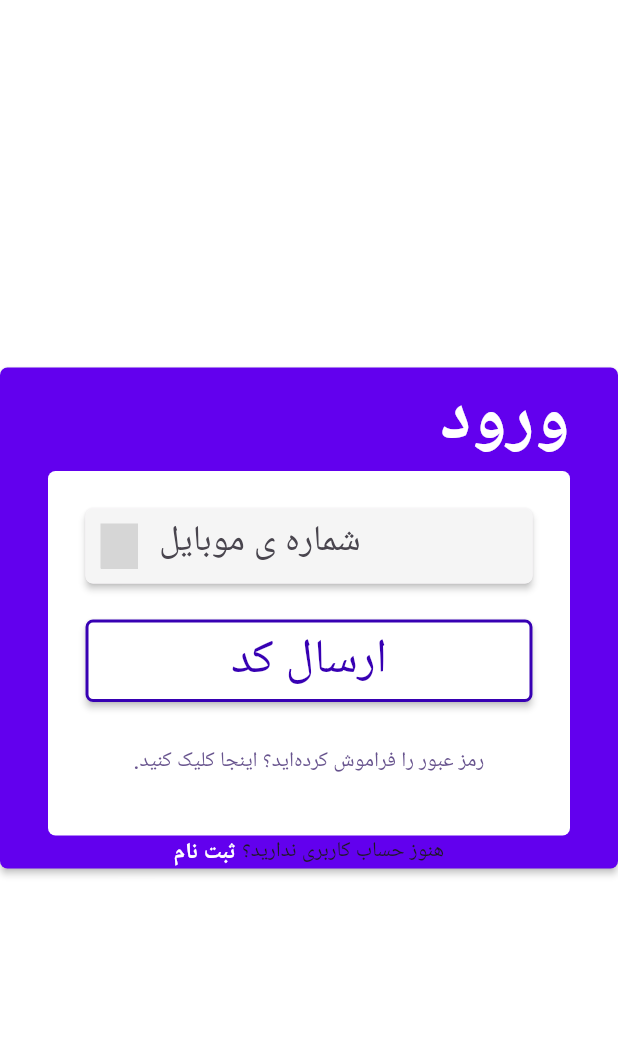
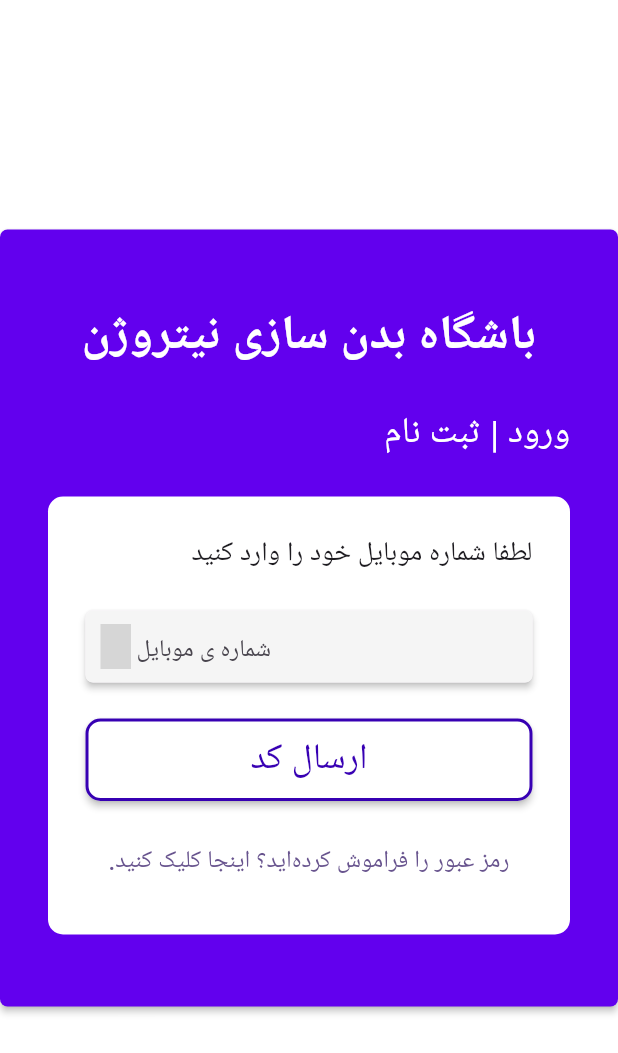
Before and after one commit to immahdi2007/gym-dashboard, a Flutter app: the LoginPage screen opened by its route, on a phone screen of 412 x 824 dp. Shown: the top 1053 px of the screen. Run offline on Flutter 3.47's test engine with Material 3 defaults, Android fonts, the light colour scheme and no system bars; our stand-ins replace flutter_svg, go_router, url_strategy; network calls fail; Roboto replaces fonts that are missing (modam); grey boxes are pictures that could not be loaded.

Commit message:
fix login ui

```diff
--- a/lib/view/pages/auth/login/login_form.dart
+++ b/lib/view/pages/auth/login/login_form.dart
@@ -1,4 +1,5 @@
 import 'package:flutter/material.dart';
+import 'package:gym_dashboard_project/view/theme/app_theme.dart';
 import 'package:gym_dashboard_project/view/widgets/app_button.dart';
 import 'package:gym_dashboard_project/view/widgets/text_field.dart';
 // import 'package:login_page/view/widgets/app_button.dart';
@@ -23,6 +24,8 @@ class LoginForm extends StatelessWidget {
       child: Column(
         crossAxisAlignment: CrossAxisAlignment.start,
         children: [
+          Text("لطفا شماره موبایل خود را وارد کنید", style: TextStyle(fontSize: 18.0, fontWeight: FontWeight.w500),),
+          SizedBox(height: AppDimes.spacingMd,),
           AppTextFeild(
             text: "شماره ی موبایل",
             text_icon: "icons/num_code.svg",
@@ -30,13 +33,13 @@ class LoginForm extends StatelessWidget {
             obscuretext: false,
             isTellNumber: true,
           ),
-          SizedBox(height: 24,),
+          SizedBox(height: AppDimes.spacingMd,),
           AppButton(text: "ارسال کد", onPressed: () {}),
-          SizedBox(height: 16,),
+          SizedBox(height: AppDimes.spacingSm,),
           Align(
             alignment: Alignment.center,
             child: TextButton(onPressed: () {},
-            child: Text("رمز عبور را فراموش کرده‌اید؟ اینجا کلیک کنید.")))
+            child: Text("رمز عبور را فراموش کرده‌اید؟ اینجا کلیک کنید.", style: TextStyle(fontSize: 16),)))
         ],
       ),
     );
--- a/lib/view/pages/auth/login/login_page.dart
+++ b/lib/view/pages/auth/login/login_page.dart
@@ -1,4 +1,5 @@
 
+import 'package:flutter/foundation.dart';
 import 'package:flutter/material.dart';
 import 'package:go_router/go_router.dart';
 import 'package:gym_dashboard_project/view/pages/auth/login/login_form.dart';
@@ -18,28 +19,35 @@ class LoginPage extends StatelessWidget {
               // borderRadius: BorderRadius.circular(16),
             ),
             child: Material(
-              borderRadius: AppRadius.radius_10,
+              borderRadius: AppRadius.radius_5,
               color: AppColors.secondary,
-              elevation: 2,
+              elevation: AppElevation.EL_2,
               child: ConstrainedBox(
-                constraints: BoxConstraints(maxWidth: 500),
+                constraints: BoxConstraints(maxWidth: 450),
                 child: Padding(
-                  padding: EdgeInsets.symmetric(horizontal: 32),
+                  padding: EdgeInsets.symmetric(horizontal: 32, vertical: 48),
                   child: Column(
                     mainAxisSize: MainAxisSize.min,
                     children: [
 
-
+                      Container(
+                        child: Text("باشگاه بدن سازی نیتروژن", style: TextStyle(
+                          fontSize: 32 ,
+                          fontWeight: FontWeight.bold,
+                          color: AppColors.background
+                        ),),
+                      )
+                      ,
+                      SizedBox(height: AppDimes.spacingMd,),
                       Align(
                         alignment: Alignment.centerRight,
-                        child: Text("ورود",
+                        child: Text("ورود | ثبت نام",
                             style: TextStyle(
-                                fontSize: 48,
-                                fontWeight: FontWeight.bold,
+                                fontSize: 24,
                                 color: AppColors.background)),
                       ),
 
-
+                      SizedBox(height: AppDimes.spacingMd,),
                       Container(
                         decoration: BoxDecoration(
                           borderRadius: AppRadius.radius_10,
@@ -54,27 +62,6 @@ class LoginPage extends StatelessWidget {
                         ),
                       ),
 
-
-                      Row(
-                        mainAxisAlignment: MainAxisAlignment.center,
-                        children: [
-                          Text("هنوز حساب کاربری ندارید؟"),
-                          SizedBox(width: 4,),
-                          InkWell(
-                            onTap: () {
-                              context.go('/sign_up');
-                            },
-                            child: Text(
-                              "ثبت نام",
-                              style:  TextStyle(
-                                fontSize: 15,
-                                color: AppColors.background,
-                                fontWeight: FontWeight.bold),
-                                )
-                          ),
-                        ],
-                      ),
-
                     ],
                   ),
                 ),
--- a/lib/view/pages/bodybuilder_page.dart
+++ b/lib/view/pages/bodybuilder_page.dart
@@ -37,11 +37,14 @@ class BodyBuildersPage extends StatelessWidget {
             flex: 1,
             child: Align(
             alignment: Alignment.centerRight ,
-            child: AppTextFeild(
-              text: "جستجو",
-              text_icon: "icons/search.svg",
-              controller: search_controller,
-              obscuretext: false,
+            child: SizedBox(
+              width: 400,
+              child: AppTextFeild(
+                text: "جستجو",
+                text_icon: "icons/search.svg",
+                controller: search_controller,
+                obscuretext: false,
+              ),
             ))),
           SizedBox(height: 25,),
 
--- a/lib/view/theme/app_theme.dart
+++ b/lib/view/theme/app_theme.dart
@@ -10,9 +10,16 @@ class AppColors {
   static const Color hoverPurple = Color(0xFFE9DFFF); // متن فرعی
 }
 class AppRadius {
-  static BorderRadius radius_10 = BorderRadius.circular(5.0);
+  static BorderRadius radius_5 = BorderRadius.circular(5.0);
+  static BorderRadius radius_10 = BorderRadius.circular(10.0);
 }
-
+class AppDimes {
+  static const double spacingXs = 8.0;
+  static const double spacingSm = 16.0;
+  static const double spacingMd = 24.0;
+  static const double spacingLg = 48.0;
+  static const double spacingXl = 64.0;
+}
 class AppPaddings {
   static EdgeInsets none = EdgeInsets.zero;
   static EdgeInsets all16 = EdgeInsets.all(16);
@@ -20,5 +27,5 @@ class AppPaddings {
 
 }
 class AppElevation {
-  static const EL_2 = 2;
+  static const EL_2 = 2.0;
 }
--- a/lib/view/widgets/app_button.dart
+++ b/lib/view/widgets/app_button.dart
@@ -15,7 +15,7 @@ class AppButton extends StatelessWidget {
       child: ElevatedButton(
         onPressed: onPressed,
         style: ButtonStyle(
-          elevation: MaterialStateProperty.all(2),
+          elevation: MaterialStateProperty.all(AppElevation.EL_2),
           shadowColor: MaterialStateProperty.all(Colors.black),
           surfaceTintColor: MaterialStateProperty.all(Colors.transparent),
           backgroundColor: MaterialStateProperty.resolveWith((states) {
@@ -48,7 +48,7 @@ class AppButton extends StatelessWidget {
             )
           )
         ),
-        child: Text(text, style: TextStyle(fontSize: 32),)
+        child: Text(text, style: TextStyle(fontSize: 24),)
         ),
     );
   }
--- a/lib/view/widgets/app_table.dart
+++ b/lib/view/widgets/app_table.dart
@@ -63,14 +63,14 @@ class _AppTableState extends State<AppTable> {
   @override
   Widget build(BuildContext context) {
     return Material(
-      elevation: 2,
-      borderRadius: AppRadius.radius_10,
+      elevation: AppElevation.EL_2,
+      borderRadius: AppRadius.radius_5,
       child: Container(
         width: 1175,
         height: 435,
         decoration: BoxDecoration(
             color: AppColors.surface,
-            borderRadius: AppRadius.radius_10,
+            borderRadius: AppRadius.radius_5,
             // boxShadow: AppColors.container_shadow
             ),
         child: Column(
--- a/lib/view/widgets/main_page_cart.dart
+++ b/lib/view/widgets/main_page_cart.dart
@@ -12,13 +12,13 @@ class MainPageCart extends StatelessWidget {
   @override
   Widget build(BuildContext context) {
     return Material(
-      elevation: 2,
-      borderRadius: AppRadius.radius_10,
+      elevation: AppElevation.EL_2,
+      borderRadius: AppRadius.radius_5,
       child: Container(
         width: 270,
         decoration: BoxDecoration(
           color: AppColors.surface,
-          borderRadius: AppRadius.radius_10,
+          borderRadius: AppRadius.radius_5,
         ),
         padding: EdgeInsets.only(top: 19.0, left: 35.0, right: 35.0, bottom: 12),
         child: Column(
--- a/lib/view/widgets/text_field.dart
+++ b/lib/view/widgets/text_field.dart
@@ -38,32 +38,29 @@ class _AppTextFeildState extends State<AppTextFeild> {
 
   Widget build(BuildContext context) {
     return Material(
-      elevation: 2,
-      borderRadius: AppRadius.radius_10,
-      child: Container(
-        width: 400,
-        height: 50,
+      elevation: AppElevation.EL_2,
+      borderRadius: AppRadius.radius_5,
       child: Directionality(
         textDirection: widget.isTellNumber ? TextDirection.ltr : TextDirection.rtl,
         child: TextFormField(
           // validator: ,
-            style: TextStyle(fontSize: widget.isTellNumber ? 24.0 : 18.0 ),
+          style: TextStyle(fontSize: widget.isTellNumber ? 24.0 : 16.0 ),
           controller: widget.controller,
           obscureText: obscure,
 
           decoration: InputDecoration(
-              isDense: true,
-              contentPadding: EdgeInsets.symmetric( vertical: 12.0),
+            // isDense: true,
+            contentPadding: EdgeInsets.symmetric( vertical: 0),
             filled: true,
             fillColor: AppColors.surface,
             border: OutlineInputBorder(
-                borderRadius: AppRadius.radius_10,
+              borderRadius: AppRadius.radius_5,
               borderSide: BorderSide.none
 
             ),
             hintText: widget.text,
-              hintStyle: TextStyle(fontSize: 24.0, ),
-              prefixIcon: Container(margin: EdgeInsets.only(left: 10, right: 10) ,child: SvgPicture.network(widget.text_icon,width: 25, height: 25, fit: BoxFit.contain,)),
+            hintStyle: TextStyle(fontSize: 16.0, letterSpacing: -0.5),
+            prefixIcon: Container(margin: EdgeInsets.only(left: 10, right: 0) ,child: SvgPicture.network(widget.text_icon,width: 20, height: 20, fit: BoxFit.contain,)),
             prefixIconConstraints: BoxConstraints(
               maxWidth: double.infinity,
               maxHeight: double.infinity,
@@ -82,7 +79,6 @@ class _AppTextFeildState extends State<AppTextFeild> {
           ),
         ),
       ),
-      ),
     );
   }
 }
```
Also changed, not shown: pubspec.lock. Lines whose indentation alone changed are shown as unchanged.
